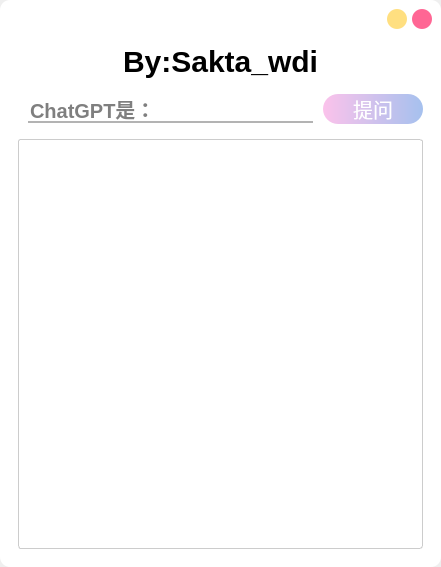
This is src/ui.ui in Saktawdi/-pyqt5-openAI- as Qt 5 draws it before an edit. The edited form follows.
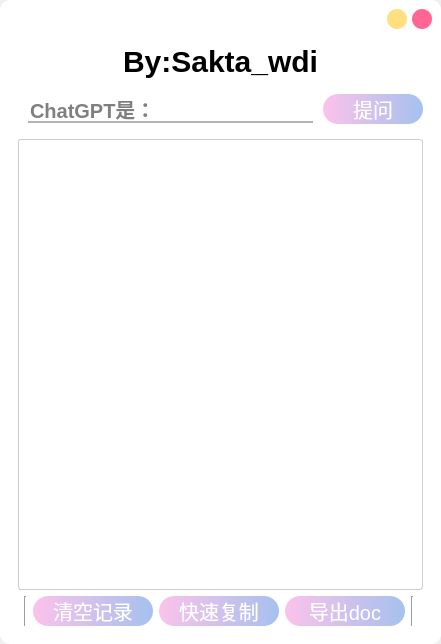
This is the edited form.

Commit message: 添加记忆功能，优化反应速度，快速复制导出等功能

What changed in the file:
```diff
--- a/src/ui.ui
+++ b/src/ui.ui
@@ -7,7 +7,7 @@
     <x>0</x>
     <y>0</y>
     <width>441</width>
-    <height>567</height>
+    <height>644</height>
    </rect>
   </property>
   <property name="windowTitle">
@@ -45,6 +45,34 @@
     font-weight:bold;
     }
 
+/*QMessageBox{
+	background:rgb(61, 61, 61);
+	border-radius:10px;
+	border: 2px solid rgb(132, 132, 132);
+	min-width: 100px;
+	min-height: 32px;
+	max-width :100px;
+	max-height:32px;
+}*/
+
+QMessageBox QLabel#qt_msgbox_label { /* textLabel */
+	margin:16px;
+	color: rgb(236, 236, 236);
+	background-color: rgb(61, 61, 61);
+	border-radius:10px;
+	border: 2px solid rgb(132, 132, 132);
+    font-family:'Microsoft YaHei';
+    font-size:14px;
+    font-weight:bold;
+	max-height:32px;
+}
+QMessageBox QPushButton {
+	font-size: 0;
+	min-width: 0px;
+	min-height: 0px;
+	max-width :0px;
+	max-height:0px;
+}
 </string>
   </property>
   <widget class="QWidget" name="centralwidget">
@@ -314,6 +342,137 @@
          </item>
         </layout>
        </item>
+       <item row="7" column="0">
+        <layout class="QHBoxLayout" name="horizontalLayout_2">
+         <item>
+          <widget class="Line" name="line">
+           <property name="acceptDrops">
+            <bool>false</bool>
+           </property>
+           <property name="autoFillBackground">
+            <bool>false</bool>
+           </property>
+           <property name="styleSheet">
+            <string notr="true">line{
+	color:#B3B3B3;
+}</string>
+           </property>
+           <property name="orientation">
+            <enum>Qt::Vertical</enum>
+           </property>
+          </widget>
+         </item>
+         <item>
+          <widget class="QPushButton" name="pushButton_clear">
+           <property name="maximumSize">
+            <size>
+             <width>120</width>
+             <height>16777215</height>
+            </size>
+           </property>
+           <property name="styleSheet">
+            <string notr="true">QPushButton{
+    border:0px;
+    height:30px;
+    border-radius:15px;
+    font-family:'Microsoft YaHei';
+    font-size:20px;
+	color:white;
+    background-color:qlineargradient(spread:pad, x1:0, y1:0, x2:1, y2:0, stop:0 #fbc2eb, stop:1 #a6c1ee);
+    }
+
+ QPushButton:hover{
+     background-color:qlineargradient(spread:pad, x1:0, y1:0, x2:1, y2:0, stop:0 #ffd2f0, stop:1 #b0cbf8);
+ }
+
+ QPushButton:pressed{
+     background-color:qlineargradient(spread:pad, x1:0, y1:0, x2:1, y2:0, stop:0 #e1aad2, stop:1 #92adda);
+     }</string>
+           </property>
+           <property name="text">
+            <string>清空记录</string>
+           </property>
+          </widget>
+         </item>
+         <item>
+          <widget class="QPushButton" name="pushButton_copy">
+           <property name="minimumSize">
+            <size>
+             <width>0</width>
+             <height>30</height>
+            </size>
+           </property>
+           <property name="maximumSize">
+            <size>
+             <width>120</width>
+             <height>16777215</height>
+            </size>
+           </property>
+           <property name="styleSheet">
+            <string notr="true">QPushButton{
+    border:0px;
+    height:30px;
+    border-radius:15px;
+    font-family:'Microsoft YaHei';
+    font-size:20px;
+	color:white;
+    background-color:qlineargradient(spread:pad, x1:0, y1:0, x2:1, y2:0, stop:0 #fbc2eb, stop:1 #a6c1ee);
+    }
+
+ QPushButton:hover{
+     background-color:qlineargradient(spread:pad, x1:0, y1:0, x2:1, y2:0, stop:0 #ffd2f0, stop:1 #b0cbf8);
+ }
+
+ QPushButton:pressed{
+     background-color:qlineargradient(spread:pad, x1:0, y1:0, x2:1, y2:0, stop:0 #e1aad2, stop:1 #92adda);
+     }</string>
+           </property>
+           <property name="text">
+            <string>快速复制</string>
+           </property>
+          </widget>
+         </item>
+         <item>
+          <widget class="QPushButton" name="pushButton_toDoc">
+           <property name="maximumSize">
+            <size>
+             <width>120</width>
+             <height>16777215</height>
+            </size>
+           </property>
+           <property name="styleSheet">
+            <string notr="true">QPushButton{
+    border:0px;
+    height:30px;
+    border-radius:15px;
+    font-family:'Microsoft YaHei';
+    font-size:20px;
+	color:white;
+    background-color:qlineargradient(spread:pad, x1:0, y1:0, x2:1, y2:0, stop:0 #fbc2eb, stop:1 #a6c1ee);
+    }
+
+ QPushButton:hover{
+     background-color:qlineargradient(spread:pad, x1:0, y1:0, x2:1, y2:0, stop:0 #ffd2f0, stop:1 #b0cbf8);
+ }
+
+ QPushButton:pressed{
+     background-color:qlineargradient(spread:pad, x1:0, y1:0, x2:1, y2:0, stop:0 #e1aad2, stop:1 #92adda);
+     }</string>
+           </property>
+           <property name="text">
+            <string>导出doc</string>
+           </property>
+          </widget>
+         </item>
+         <item>
+          <widget class="Line" name="line_2">
+           <property name="orientation">
+            <enum>Qt::Vertical</enum>
+           </property>
+          </widget>
+         </item>
+        </layout>
+       </item>
       </layout>
      </widget>
     </item>
```
Left out of the diff: 54 changed lines with no effect on the pictures. The commit also changes 18 other files.
